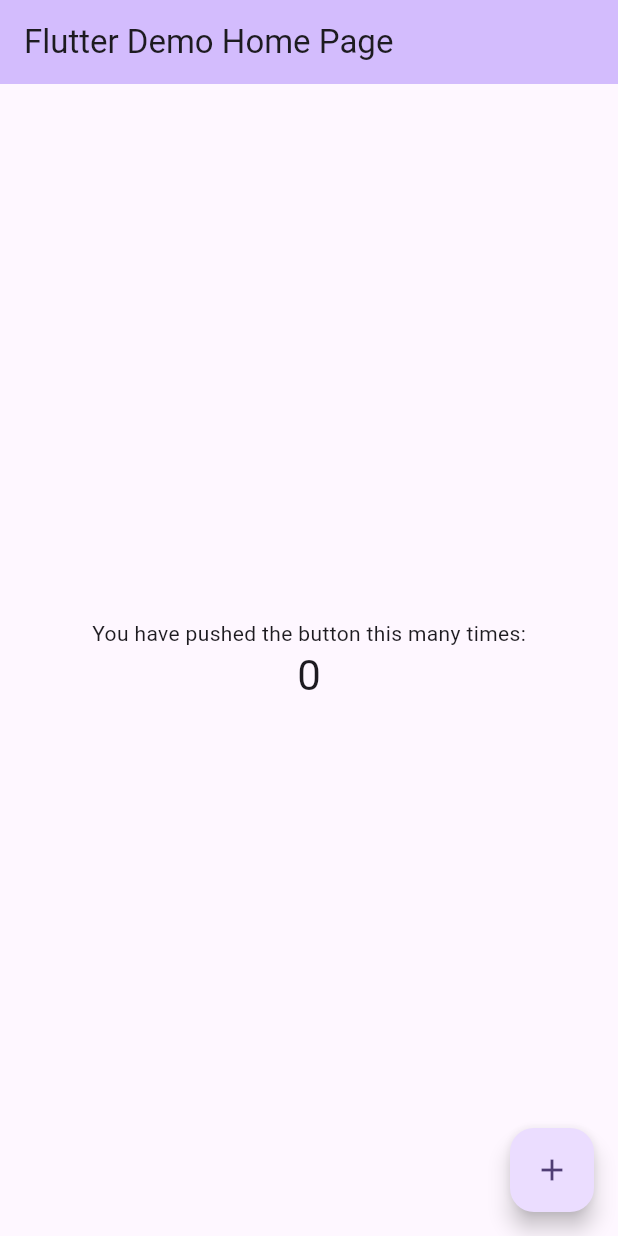
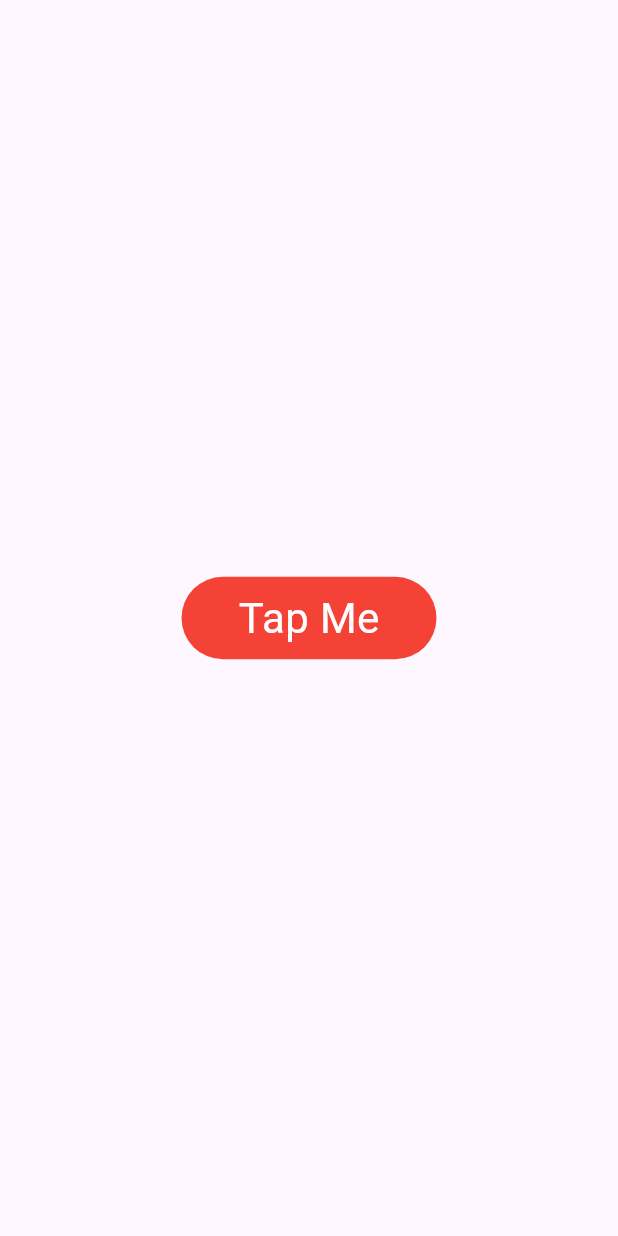
Before and after one commit to rafaelfrecceiro/DesafioRodrigoFlutter, a Flutter app: the screen it shows after launch, on a phone screen of 412 x 824 dp. Run offline on Flutter 3.47's test engine with Material 2 defaults, Android fonts, the phone set to English and light mode, and no system bars.

Commit message:
Commit final

```diff
--- a/lib/main.dart
+++ b/lib/main.dart
@@ -1,3 +1,4 @@
+import 'package:desafiorodrigo/pages/home_page.dart';
 import 'package:flutter/material.dart';
 
 void main() {
@@ -7,119 +8,16 @@ void main() {
 class MyApp extends StatelessWidget {
   const MyApp({super.key});
 
-  // This widget is the root of your application.
   @override
   Widget build(BuildContext context) {
     return MaterialApp(
-      title: 'Flutter Demo',
+      title: 'Desafio Rodrigo Flutter 1',
+      debugShowCheckedModeBanner: false,
       theme: ThemeData(
-        // This is the theme of your application.
-        //
-        // TRY THIS: Try running your application with "flutter run". You'll see
-        // the application has a blue toolbar. Then, without quitting the app,
-        // try changing the seedColor in the colorScheme below to Colors.green
-        // and then invoke "hot reload" (save your changes or press the "hot
-        // reload" button in a Flutter-supported IDE, or press "r" if you used
-        // the command line to start the app).
-        //
-        // Notice that the counter didn't reset back to zero; the application
-        // state is not lost during the reload. To reset the state, use hot
-        // restart instead.
-        //
-        // This works for code too, not just values: Most code changes can be
-        // tested with just a hot reload.
         colorScheme: ColorScheme.fromSeed(seedColor: Colors.deepPurple),
         useMaterial3: true,
       ),
-      home: const MyHomePage(title: 'Flutter Demo Home Page'),
+      home: const HomePage(),
     );
   }
 }
-
-class MyHomePage extends StatefulWidget {
-  const MyHomePage({super.key, required this.title});
-
-  // This widget is the home page of your application. It is stateful, meaning
-  // that it has a State object (defined below) that contains fields that affect
-  // how it looks.
-
-  // This class is the configuration for the state. It holds the values (in this
-  // case the title) provided by the parent (in this case the App widget) and
-  // used by the build method of the State. Fields in a Widget subclass are
-  // always marked "final".
-
-  final String title;
-
-  @override
-  State<MyHomePage> createState() => _MyHomePageState();
-}
-
-class _MyHomePageState extends State<MyHomePage> {
-  int _counter = 0;
-
-  void _incrementCounter() {
-    setState(() {
-      // This call to setState tells the Flutter framework that something has
-      // changed in this State, which causes it to rerun the build method below
-      // so that the display can reflect the updated values. If we changed
-      // _counter without calling setState(), then the build method would not be
-      // called again, and so nothing would appear to happen.
-      _counter++;
-    });
-  }
-
-  @override
-  Widget build(BuildContext context) {
-    // This method is rerun every time setState is called, for instance as done
-    // by the _incrementCounter method above.
-    //
-    // The Flutter framework has been optimized to make rerunning build methods
-    // fast, so that you can just rebuild anything that needs updating rather
-    // than having to individually change instances of widgets.
-    return Scaffold(
-      appBar: AppBar(
-        // TRY THIS: Try changing the color here to a specific color (to
-        // Colors.amber, perhaps?) and trigger a hot reload to see the AppBar
-        // change color while the other colors stay the same.
-        backgroundColor: Theme.of(context).colorScheme.inversePrimary,
-        // Here we take the value from the MyHomePage object that was created by
-        // the App.build method, and use it to set our appbar title.
-        title: Text(widget.title),
-      ),
-      body: Center(
-        // Center is a layout widget. It takes a single child and positions it
-        // in the middle of the parent.
-        child: Column(
-          // Column is also a layout widget. It takes a list of children and
-          // arranges them vertically. By default, it sizes itself to fit its
-          // children horizontally, and tries to be as tall as its parent.
-          //
-          // Column has various properties to control how it sizes itself and
-          // how it positions its children. Here we use mainAxisAlignment to
-          // center the children vertically; the main axis here is the vertical
-          // axis because Columns are vertical (the cross axis would be
-          // horizontal).
-          //
-          // TRY THIS: Invoke "debug painting" (choose the "Toggle Debug Paint"
-          // action in the IDE, or press "p" in the console), to see the
-          // wireframe for each widget.
-          mainAxisAlignment: MainAxisAlignment.center,
-          children: <Widget>[
-            const Text(
-              'You have pushed the button this many times:',
-            ),
-            Text(
-              '$_counter',
-              style: Theme.of(context).textTheme.headlineMedium,
-            ),
-          ],
-        ),
-      ),
-      floatingActionButton: FloatingActionButton(
-        onPressed: _incrementCounter,
-        tooltip: 'Increment',
-        child: const Icon(Icons.add),
-      ), // This trailing comma makes auto-formatting nicer for build methods.
-    );
-  }
-}
--- /dev/null
+++ b/lib/pages/home_page.dart
@@ -0,0 +1,13 @@
+import 'package:desafiorodrigo/widgets/button_widget.dart';
+import 'package:flutter/material.dart';
+
+class HomePage extends StatelessWidget {
+  const HomePage({super.key});
+
+  @override
+  Widget build(BuildContext context) {
+    return const Scaffold(
+      body: Center(child: ButtonWidget()),
+    );
+  }
+}
--- /dev/null
+++ b/lib/widgets/button_widget.dart
@@ -0,0 +1,32 @@
+import 'package:flutter/material.dart';
+
+class ButtonWidget extends StatelessWidget {
+  const ButtonWidget({super.key});
+
+  @override
+  Widget build(BuildContext context) {
+    return InkWell(
+      borderRadius: BorderRadius.circular(30),
+      onTap: () {
+        ScaffoldMessenger.of(context).showSnackBar(const SnackBar(content: Text("Cliquei!")));
+      },
+      child: Container(
+        width: 170,
+        height: 55,
+        decoration: BoxDecoration(
+          color: Colors.red,
+          borderRadius: BorderRadius.circular(30),
+        ),
+        child: const Center(
+          child: Text(
+            "Tap Me",
+            style: TextStyle(
+              color: Colors.white,
+              fontSize: 28,
+            ),
+          ),
+        ),
+      ),
+    );
+  }
+}
```
Also changed, not shown: 1 other file.
